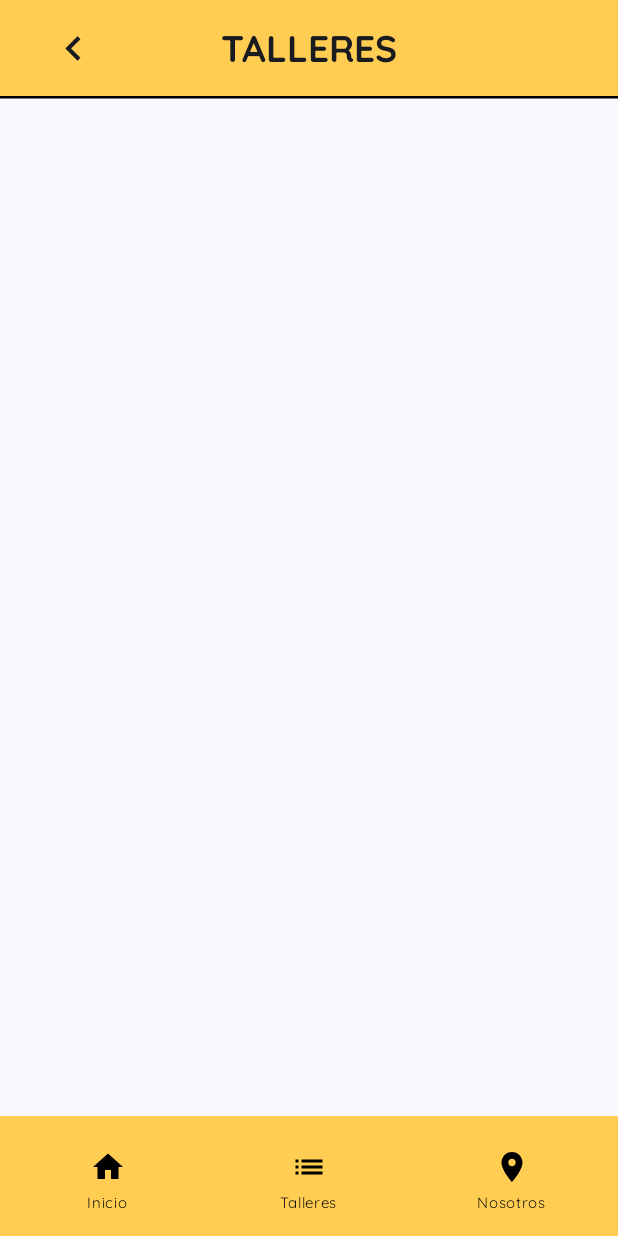
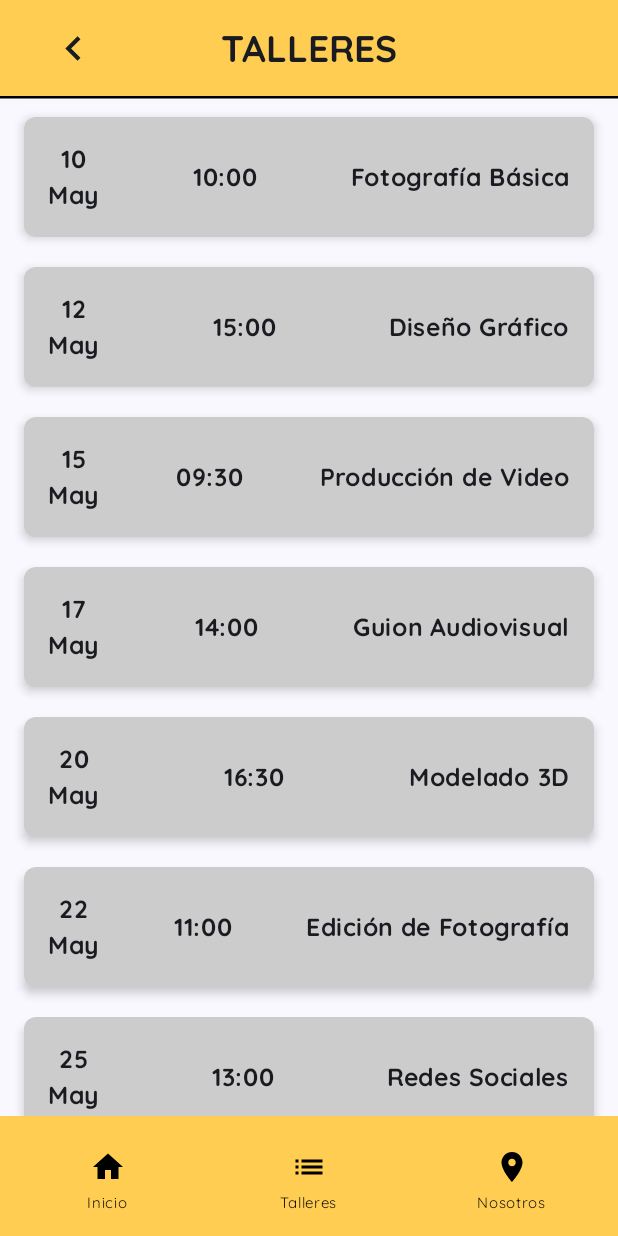
Before and after one commit to sdelalvDeveloper/app_android_griza, an Android app built with Jetpack Compose: the TalleresScreen screen opened through its navigation route, on a phone screen of 412 x 824 dp. Run offline under Robolectric (Android 15) with nearby library versions, the phone set to English and light mode, and no system bars.

Commit message:
talleres

```diff
--- /dev/null
+++ b/app/src/main/java/com/sebasdelalv/proyecto_griza/data/taller/Taller.kt
@@ -0,0 +1,8 @@
+package com.sebasdelalv.proyecto_griza.data.taller
+
+import java.time.LocalDateTime
+
+data class Taller(
+    val fecha: LocalDateTime,
+    val nombre: String
+)
--- a/app/src/main/java/com/sebasdelalv/proyecto_griza/ui/screens/talleres/TalleresScreen.kt
+++ b/app/src/main/java/com/sebasdelalv/proyecto_griza/ui/screens/talleres/TalleresScreen.kt
@@ -1,9 +1,21 @@
 package com.sebasdelalv.proyecto_griza.ui.screens.talleres
 
+import android.os.Build
+import androidx.annotation.RequiresApi
+import androidx.compose.foundation.layout.Arrangement
+import androidx.compose.foundation.layout.Column
+import androidx.compose.foundation.layout.Row
+import androidx.compose.foundation.layout.fillMaxSize
+import androidx.compose.foundation.layout.fillMaxWidth
 import androidx.compose.foundation.layout.padding
 import androidx.compose.foundation.layout.size
+import androidx.compose.foundation.lazy.LazyColumn
+import androidx.compose.foundation.lazy.items
+import androidx.compose.foundation.shape.RoundedCornerShape
 import androidx.compose.material.icons.Icons
 import androidx.compose.material.icons.automirrored.filled.KeyboardArrowLeft
+import androidx.compose.material3.Card
+import androidx.compose.material3.CardDefaults
 import androidx.compose.material3.CenterAlignedTopAppBar
 import androidx.compose.material3.ExperimentalMaterial3Api
 import androidx.compose.material3.HorizontalDivider
@@ -13,16 +25,22 @@ import androidx.compose.material3.Scaffold
 import androidx.compose.material3.Text
 import androidx.compose.material3.TopAppBarDefaults
 import androidx.compose.runtime.Composable
+import androidx.compose.ui.Alignment
 import androidx.compose.ui.Modifier
 import androidx.compose.ui.graphics.Color
 import androidx.compose.ui.platform.LocalConfiguration
 import androidx.compose.ui.text.font.FontWeight
 import androidx.compose.ui.unit.dp
 import androidx.compose.ui.unit.sp
+import com.sebasdelalv.proyecto_griza.data.taller.Taller
 import com.sebasdelalv.proyecto_griza.ui.theme.Principal
 import com.sebasdelalv.proyecto_griza.ui.theme.Quicksand
 import com.sebasdelalv.proyecto_griza.utils.MyFooter
+import com.sebasdelalv.proyecto_griza.utils.TextStyleTaller
+import java.time.LocalDateTime
+import java.time.format.DateTimeFormatter
 
+@RequiresApi(Build.VERSION_CODES.O)
 @OptIn(ExperimentalMaterial3Api::class)
 @Composable
 fun TalleresScreen(
@@ -34,6 +52,23 @@ fun TalleresScreen(
     val screenWidth = LocalConfiguration.current.screenWidthDp
 
     //val talleres by viewModel.talleres.collectAsState()
+
+    val talleres = listOf(
+        Taller(LocalDateTime.of(2024, 5, 10, 10, 0), "Fotografía Básica"),
+        Taller(LocalDateTime.of(2024, 5, 12, 15, 0), "Diseño Gráfico"),
+        Taller(LocalDateTime.of(2024, 5, 15, 9, 30), "Producción de Video"),
+        Taller(LocalDateTime.of(2024, 5, 17, 14, 0), "Guion Audiovisual"),
+        Taller(LocalDateTime.of(2024, 5, 20, 16, 30), "Modelado 3D"),
+        Taller(LocalDateTime.of(2024, 5, 22, 11, 0), "Edición de Fotografía"),
+        Taller(LocalDateTime.of(2024, 5, 25, 13, 0), "Redes Sociales"),
+        Taller(LocalDateTime.of(2024, 5, 28, 18, 0), "Música Digital"),
+        Taller(LocalDateTime.of(2024, 6, 2, 10, 30), "Animación 2D"),
+        Taller(LocalDateTime.of(2024, 6, 5, 17, 45), "Postproducción de Audio"),
+        Taller(LocalDateTime.of(2024, 6, 7, 14, 15), "Colorización de Video"),
+        Taller(LocalDateTime.of(2024, 6, 10, 9, 0), "Composición Visual"),
+        Taller(LocalDateTime.of(2024, 6, 13, 15, 30), "Desarrollo de Portafolio"),
+        Taller(LocalDateTime.of(2024, 6, 15, 11, 45), "Dirección de Arte")
+    )
 
     Scaffold(
         topBar = {
@@ -74,41 +109,44 @@ fun TalleresScreen(
             thickness = (screenWidth * 0.004f).dp,
             modifier = Modifier.padding(innerPadding)
         )
-        /*LazyColumn(
+        LazyColumn(
             modifier = Modifier
                 .fillMaxSize()
-                .padding(innerPadding),
+                .padding(innerPadding)
+                .padding(top = 8.dp),
             verticalArrangement = Arrangement.spacedBy(8.dp)
         ) {
             items(talleres) { taller ->
-                Row(
+                Card(
                     modifier = Modifier
                         .fillMaxWidth()
-                        .padding(horizontal = 16.dp),
-                    horizontalArrangement = Arrangement.SpaceEvenly,
-                    verticalAlignment = Alignment.CenterVertically
+                        .padding(horizontal = 16.dp) // Margen horizontal alrededor del card
+                        .padding(vertical = 6.dp), // Margen vertical
+                    shape = RoundedCornerShape(8.dp), // Bordes redondeados
+                    elevation = CardDefaults.cardElevation(defaultElevation = 4.dp), // Sombra del card
+                    colors = CardDefaults.cardColors(containerColor = Color.LightGray)
+
                 ) {
-                    Column(horizontalAlignment = Alignment.CenterHorizontally) {
-                        TextStyleTaller(
-                            text = taller.dia,
-                            screenWidth = screenWidth
-                        )
-                        TextStyleTaller(
-                            text = taller.mes,
-                            screenWidth = screenWidth
-                        )
+                    Row(
+                        modifier = Modifier
+                            .fillMaxWidth()
+                            .padding(16.dp), // Padding interno del card
+                        horizontalArrangement = Arrangement.SpaceBetween,
+                        verticalAlignment = Alignment.CenterVertically
+                    ) {
+                        val dia = taller.fecha.format(DateTimeFormatter.ofPattern("dd"))
+                        val mes = taller.fecha.format(DateTimeFormatter.ofPattern("MMMM"))
+                        val hora = taller.fecha.format(DateTimeFormatter.ofPattern("HH:mm"))
+
+                        Column(horizontalAlignment = Alignment.CenterHorizontally) {
+                            TextStyleTaller(text = dia, screenWidth = screenWidth)
+                            TextStyleTaller(text = mes, screenWidth = screenWidth)
+                        }
+                        TextStyleTaller(text = hora, screenWidth = screenWidth)
+                        TextStyleTaller(text = taller.nombre, screenWidth = screenWidth)
                     }
-                    TextStyleTaller(
-                        text = taller.hora,
-                        screenWidth = screenWidth
-                    )
-                    TextStyleTaller(
-                        text = taller.nombre,
-                        screenWidth = screenWidth
-                    )
                 }
-                Divider()
             }
-        }*/
+        }
     }
 }
--- a/app/src/main/java/com/sebasdelalv/proyecto_griza/utils/TextStyleTaller.kt
+++ b/app/src/main/java/com/sebasdelalv/proyecto_griza/utils/TextStyleTaller.kt
@@ -2,13 +2,12 @@ package com.sebasdelalv.proyecto_griza.utils
 
 import androidx.compose.material3.Text
 import androidx.compose.runtime.Composable
-import androidx.compose.ui.Modifier
 import androidx.compose.ui.text.font.FontWeight
 import androidx.compose.ui.unit.sp
 import com.sebasdelalv.proyecto_griza.ui.theme.Quicksand
 
 @Composable
-fun StyledText(
+fun TextStyleTaller(
     text: String,
     screenWidth: Int
 ) {
@@ -16,6 +15,6 @@ fun StyledText(
         text = text,
         fontFamily = Quicksand,
         fontWeight = FontWeight.Bold,
-        fontSize = (screenWidth * 0.02f).sp
+        fontSize = (screenWidth * 0.04f).sp
     )
 }
```
